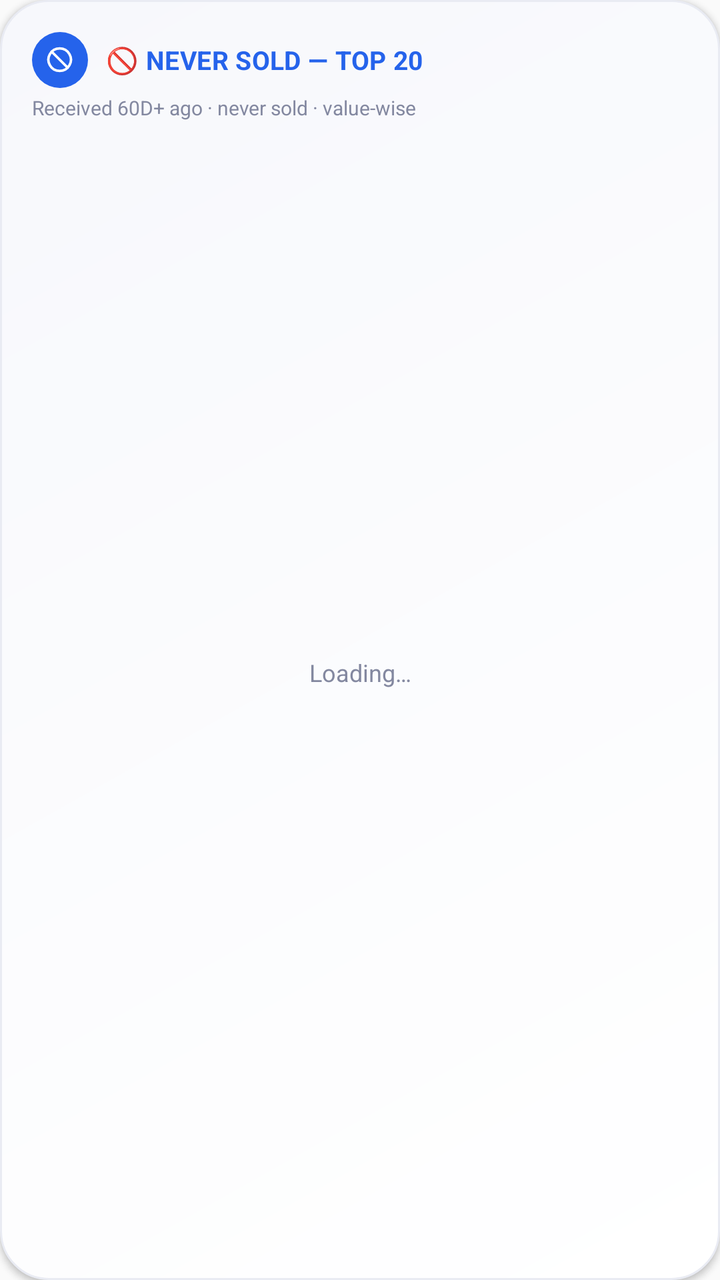
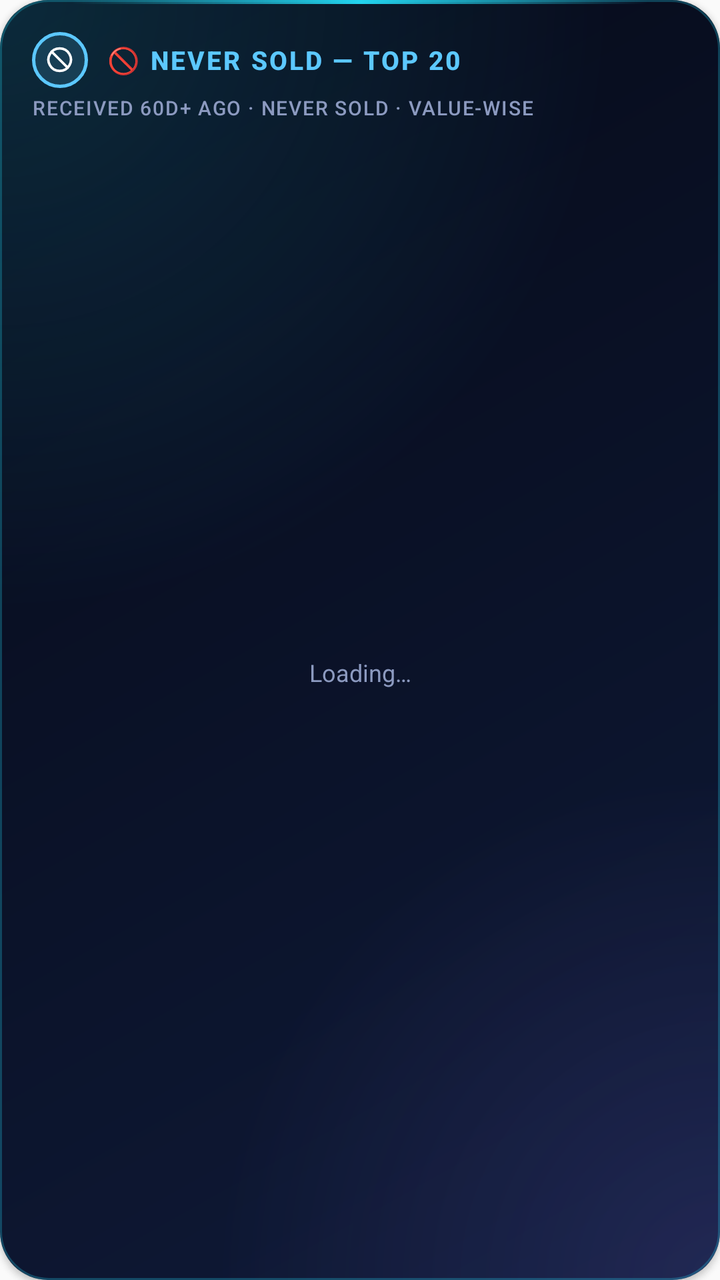

An Android layout rendered at two revisions. The XML below is the earlier revision; the diff shows what the commit changed to produce the second picture.
<!-- AndroidManifest.xml: application theme Theme.AppCompat.Light.NoActionBar -->
<!-- res/layout/widget_inventory_never_stock.xml -->
<?xml version="1.0" encoding="utf-8"?>
<LinearLayout xmlns:android="http://schemas.android.com/apk/res/android"
    android:layout_width="match_parent"
    android:layout_height="match_parent"
    android:orientation="vertical"
    android:background="@drawable/widget_background"
    android:padding="16dp"
    android:elevation="2dp"
    android:id="@+id/inv_sv_widget_root">

    <LinearLayout
        android:layout_width="match_parent"
        android:layout_height="wrap_content"
        android:orientation="horizontal"
        android:gravity="center_vertical">
        <FrameLayout
            android:layout_width="28dp"
            android:layout_height="28dp"
            android:background="@drawable/badge_circle_info">
            <ImageView android:layout_width="15dp" android:layout_height="15dp"
                android:layout_gravity="center" android:src="@drawable/ic_ban" />
        </FrameLayout>
        <TextView
            android:layout_width="0dp"
            android:layout_height="wrap_content"
            android:layout_weight="1"
            android:layout_marginStart="9dp"
            android:text="@string/inv_never_stock_widget_title"
            android:textColor="@color/status_info"
            android:textStyle="bold"
            android:textSize="13sp"
            android:letterSpacing="0.01" />
    </LinearLayout>

    <TextView
        android:layout_width="match_parent"
        android:layout_height="wrap_content"
        android:layout_marginTop="3dp"
        android:layout_marginBottom="8dp"
        android:text="@string/inv_never_stock_widget_subtitle"
        android:textColor="@color/ink_500"
        android:textSize="10sp" />

    <FrameLayout
        android:layout_width="match_parent"
        android:layout_height="0dp"
        android:layout_weight="1">

        <ListView
            android:id="@+id/inv_sv_listview"
            android:layout_width="match_parent"
            android:layout_height="match_parent"
            android:divider="@color/hairline"
            android:dividerHeight="1px"
            android:scrollbars="none" />

        <TextView
            android:id="@+id/inv_sv_empty_view"
            android:layout_width="match_parent"
            android:layout_height="match_parent"
            android:gravity="center"
            android:text="Loading…"
            android:textColor="@color/ink_500"
            android:textSize="12sp" />

    </FrameLayout>

    <TextView
        android:id="@+id/inv_sv_footer"
        android:layout_width="match_parent"
        android:layout_height="wrap_content"
        android:layout_marginTop="8dp"
        android:text=""
        android:textColor="@color/ink_400"
        android:textSize="9sp" />

</LinearLayout>
<!-- resources referenced by this layout -->
<resources>
  <color name="hairline">#EDEFF5</color>
  <color name="ink_400">#A6AABD</color>
  <color name="ink_500">#8388A0</color>
  <color name="status_info">#2563EB</color>
  <!-- drawable badge_circle_info (drawable) -->
  <?xml version="1.0" encoding="utf-8"?>
  <shape xmlns:android="http://schemas.android.com/apk/res/android" android:shape="oval">
      <solid android:color="@color/status_info" />
  </shape>
  <!-- drawable ic_ban (drawable) -->
  <vector xmlns:android="http://schemas.android.com/apk/res/android"
      android:width="24dp" android:height="24dp" android:viewportWidth="24" android:viewportHeight="24">
      <path android:fillColor="#00000000" android:strokeColor="#FFFFFF" android:strokeWidth="2"
          android:pathData="M12,3 a9,9 0,1 0,0.01 0Z" />
      <path android:fillColor="#00000000" android:strokeColor="#FFFFFF" android:strokeWidth="2"
          android:strokeLineCap="round" android:pathData="M5.6,5.6 L18.4,18.4" />
  </vector>
  <!-- drawable widget_background (drawable) -->
  <?xml version="1.0" encoding="utf-8"?>
  <shape xmlns:android="http://schemas.android.com/apk/res/android"
      android:shape="rectangle">
      <corners android:radius="24dp" />
      <gradient
          android:angle="135"
          android:startColor="@color/surface_card_top"
          android:endColor="@color/surface_card_bottom"
          android:type="linear" />
      <stroke android:width="1dp" android:color="@color/surface_inset_border" />
  </shape>
  <string name="inv_never_stock_widget_subtitle">Received 60D+ ago · never sold · value-wise</string>
  <string name="inv_never_stock_widget_title">🚫 NEVER SOLD — TOP 20</string>
  <color name="surface_card_top">#FFFFFF</color>
  <color name="surface_card_bottom">#F7F8FC</color>
  <color name="surface_inset_border">#E9EBF3</color>
</resources>

<!-- the commit's change to res/layout/widget_inventory_never_stock.xml (unified diff, before → after) -->
@@ -29,7 +29,7 @@
             android:textColor="@color/status_info"
             android:textStyle="bold"
             android:textSize="13sp"
-            android:letterSpacing="0.01" />
+            android:textAllCaps="true" android:letterSpacing="0.08" android:fontFamily="sans-serif-medium" />
     </LinearLayout>
 
     <TextView
@@ -39,7 +39,7 @@
         android:layout_marginBottom="8dp"
         android:text="@string/inv_never_stock_widget_subtitle"
         android:textColor="@color/ink_500"
-        android:textSize="10sp" />
+        android:textSize="10sp" android:textAllCaps="true" android:letterSpacing="0.06" android:fontFamily="sans-serif-medium" />
 
     <FrameLayout
         android:layout_width="match_parent"
<!-- resource entries referenced after the edit -->
@@ -1,13 +1,14 @@
 <!-- resources referenced by this layout -->
 <resources>
-  <color name="hairline">#EDEFF5</color>
-  <color name="ink_400">#A6AABD</color>
-  <color name="ink_500">#8388A0</color>
-  <color name="status_info">#2563EB</color>
+  <color name="hairline">#FF1A2850</color>
+  <color name="ink_400">#FF7585AE</color>
+  <color name="ink_500">#FF8C9AC0</color>
+  <color name="status_info">#FF5CC8FF</color>
   <!-- drawable badge_circle_info (drawable) -->
   <?xml version="1.0" encoding="utf-8"?>
   <shape xmlns:android="http://schemas.android.com/apk/res/android" android:shape="oval">
-      <solid android:color="@color/status_info" />
+      <solid android:color="@color/status_info_soft" />
+      <stroke android:width="1.5dp" android:color="@color/status_info" />
   </shape>
   <!-- drawable ic_ban (drawable) -->
   <vector xmlns:android="http://schemas.android.com/apk/res/android"
@@ -19,20 +20,33 @@
   </vector>
   <!-- drawable widget_background (drawable) -->
   <?xml version="1.0" encoding="utf-8"?>
-  <shape xmlns:android="http://schemas.android.com/apk/res/android"
-      android:shape="rectangle">
-      <corners android:radius="24dp" />
-      <gradient
-          android:angle="135"
-          android:startColor="@color/surface_card_top"
-          android:endColor="@color/surface_card_bottom"
-          android:type="linear" />
-      <stroke android:width="1dp" android:color="@color/surface_inset_border" />
-  </shape>
+  <layer-list xmlns:android="http://schemas.android.com/apk/res/android">
+      <item><shape android:shape="rectangle"><corners android:radius="24dp" />
+          <gradient android:angle="135" android:startColor="@color/surface_card_top" android:endColor="@color/surface_card_bottom" android:type="linear" /></shape></item>
+      <item><shape android:shape="rectangle"><corners android:radius="24dp" />
+          <gradient android:type="radial" android:gradientRadius="85%p" android:centerX="0.0" android:centerY="0.0"
+              android:startColor="@color/glow_cyan_start" android:endColor="@color/glow_cyan_end" /></shape></item>
+      <item><shape android:shape="rectangle"><corners android:radius="24dp" />
+          <gradient android:type="radial" android:gradientRadius="70%p" android:centerX="1.0" android:centerY="1.0"
+              android:startColor="@color/glow_violet_start" android:endColor="@color/glow_violet_end" /></shape></item>
+      <item><shape android:shape="rectangle"><corners android:radius="24dp" />
+          <stroke android:width="1dp" android:color="@color/neon_border" /></shape></item>
+      <item android:gravity="top" android:height="2dp" android:left="36dp" android:right="36dp">
+          <shape android:shape="rectangle"><corners android:radius="1dp" />
+              <gradient android:angle="0" android:startColor="@color/edge_fade_start" android:centerColor="@color/neon_cyan" android:endColor="@color/edge_fade_end" /></shape></item>
+  </layer-list>
   <string name="inv_never_stock_widget_subtitle">Received 60D+ ago · never sold · value-wise</string>
   <string name="inv_never_stock_widget_title">🚫 NEVER SOLD — TOP 20</string>
-  <color name="surface_card_top">#FFFFFF</color>
-  <color name="surface_card_bottom">#F7F8FC</color>
-  <color name="surface_inset_border">#E9EBF3</color>
+  <color name="status_info_soft">#265CC8FF</color>
+  <color name="surface_card_top">#FF0F1A38</color>
+  <color name="surface_card_bottom">#FF060A18</color>
+  <color name="glow_cyan_start">#2822D3EE</color>
+  <color name="glow_cyan_end">#0022D3EE</color>
+  <color name="glow_violet_start">#248B7CFF</color>
+  <color name="glow_violet_end">#008B7CFF</color>
+  <color name="neon_border">#4422D3EE</color>
+  <color name="edge_fade_start">#0022D3EE</color>
+  <color name="neon_cyan">#FF22D3EE</color>
+  <color name="edge_fade_end">#008B7CFF</color>
 </resources>
 
